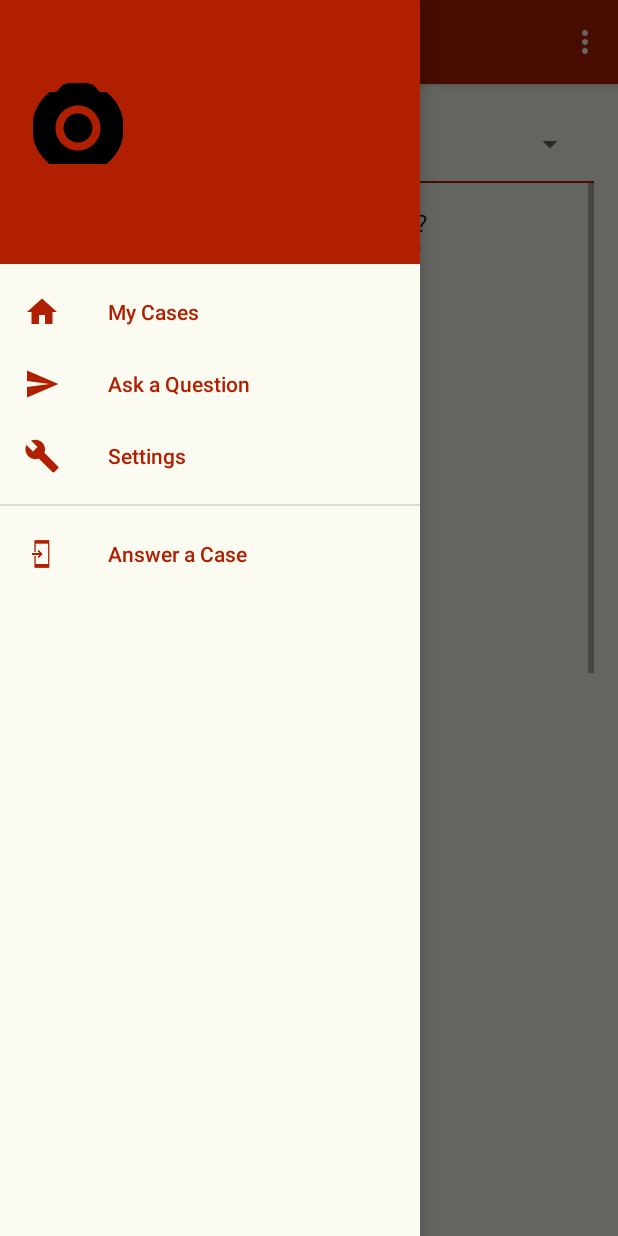
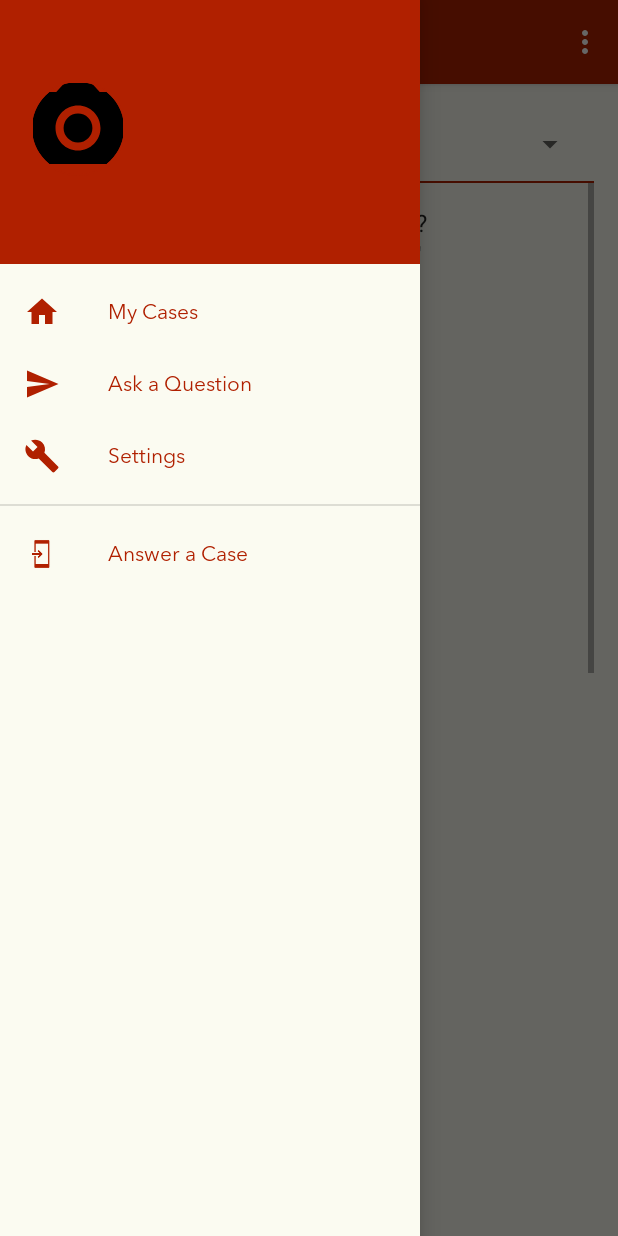
Before and after one commit to aditink/Xevo1, an Android app: the screen it shows after launch once a user with an empty profile is signed in (Main), with the side drawer open, on a phone screen of 412 x 824 dp. Run offline under Robolectric (Android 15) with nearby library versions, the phone set to English and light mode, and no system bars; our stand-ins replace CircleImageView, Firebase (no records; nobody signed in at launch, a user with empty details on screens opened directly); pictures from the network do not load.

Commit message:
Changed navigation drawer item font to avenir

```diff
--- a/Xevo1/app/src/main/res/layout/activity_main.xml
+++ b/Xevo1/app/src/main/res/layout/activity_main.xml
@@ -25,6 +25,7 @@
         app:itemBackground="@color/colorBeige"
         android:fitsSystemWindows="true"
         app:headerLayout="@layout/nav_header"
-        app:menu="@menu/activity_choose_question_drawer" />
+        app:menu="@menu/activity_choose_question_drawer"
+        app:itemTextAppearance="@style/spinnerItemStyle"/>
 
 </android.support.v4.widget.DrawerLayout>
--- a/Xevo1/app/src/main/res/values/styles.xml
+++ b/Xevo1/app/src/main/res/values/styles.xml
@@ -28,6 +28,7 @@
     <!-- Spinner style -->
     <style name="spinnerItemStyle">
         <item name="android:gravity">center</item>
+        <item name="android:fontFamily">@font/avenir_regular</item>
         <item name="android:textAlignment">center</item>
     </style>
 
@@ -37,4 +38,8 @@
         <item name="android:textAlignment">center</item>
     </style>
 
+    <style name="navItemStyle">
+        <item name="android:fontFamily">@font/avenir_regular</item>
+    </style>
+
 </resources>
```
Also changed, not shown: Xevo1/app/src/main/res/values-v26/styles.xml (added, +7 -0 lines).
